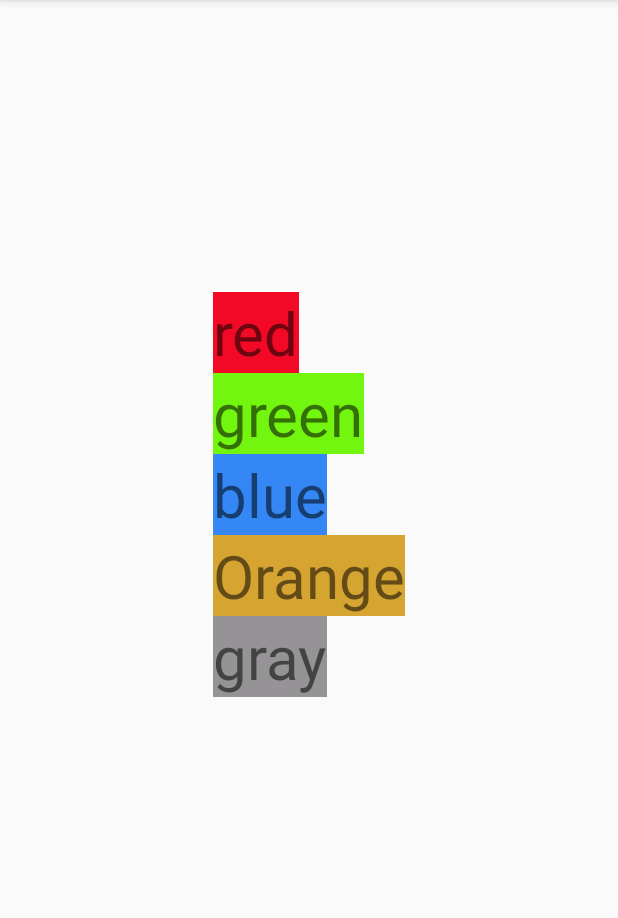
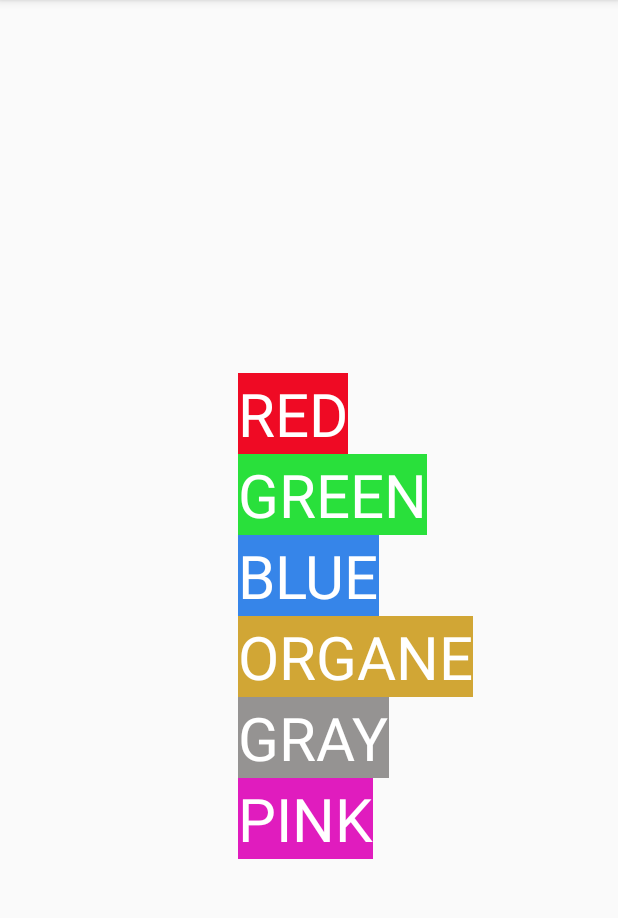
Before and after one commit to lyhuuthanh/relativelayoutthaytanphat, an Android app: the screen it shows after launch (MainActivity), on a phone screen of 412 x 824 dp, the part 84-1002 px from its top. Run offline under Robolectric (Android 15) with nearby library versions, the phone set to English and light mode, and no system bars.

Commit message:
sua bai 1

```diff
--- a/app/src/main/res/layout/activity_main.xml
+++ b/app/src/main/res/layout/activity_main.xml
@@ -6,46 +6,62 @@
     android:layout_height="match_parent"
     tools:context=".MainActivity">
 <TextView
-    android:text="Orange"
+    android:id="@+id/red"
+    android:text="RED"
     android:textSize="40sp"
-    android:background="#d5a431"
-    android:id="@+id/orange"
-    android:layout_centerInParent="true"
+    android:textColor="#ffffff"
+    android:background="#ef0a24"
+    android:layout_alignLeft="@id/blue"
+    android:layout_above="@id/green"
     android:layout_width="wrap_content"
     android:layout_height="wrap_content"/>
     <TextView
-        android:text="blue"
-        android:id="@+id/blue"
+        android:id="@+id/green"
+        android:text="GREEN"
         android:textSize="40sp"
-        android:background="#3487f5"
-        android:layout_above="@+id/orange"
-        android:layout_alignLeft="@id/orange"
+        android:textColor="#ffffff"
+        android:background="#29e03b"
+        android:layout_above="@id/blue"
+        android:layout_alignLeft="@+id/blue"
         android:layout_width="wrap_content"
         android:layout_height="wrap_content"/>
     <TextView
-        android:text="green"
-        android:id="@+id/green"
+        android:id="@+id/blue"
+        android:text="BLUE"
         android:textSize="40sp"
-        android:background="#72f50f"
-        android:layout_above="@id/blue"
-        android:layout_alignLeft="@id/orange"
+        android:textColor="#ffffff"
+        android:background="#3685e9"
+        android:layout_centerInParent="true"
         android:layout_width="wrap_content"
         android:layout_height="wrap_content"/>
     <TextView
-        android:text="red"
+        android:id="@+id/organe"
+        android:text="ORGANE"
         android:textSize="40sp"
-        android:background="#f20926"
-        android:layout_above="@id/green"
-        android:layout_alignLeft="@id/orange"
+        android:textColor="#ffffff"
+        android:background="#d1a635"
+        android:layout_below="@id/blue"
+        android:layout_alignLeft="@+id/blue"
         android:layout_width="wrap_content"
         android:layout_height="wrap_content"/>
     <TextView
-        android:text="gray"
         android:id="@+id/gray"
+        android:text="GRAY"
         android:textSize="40sp"
-        android:background="#959395"
-        android:layout_below="@id/orange"
-        android:layout_alignLeft="@id/orange"
+        android:textColor="#ffffff"
+        android:background="#959392"
+        android:layout_below="@id/organe"
+        android:layout_alignLeft="@+id/blue"
         android:layout_width="wrap_content"
         android:layout_height="wrap_content"/>
+    <TextView
+        android:text="PINK"
+        android:textSize="40sp"
+        android:textColor="#ffffff"
+        android:background="#e01cbe"
+android:layout_below="@id/gray"
+        android:layout_alignLeft="@+id/blue"
+        android:layout_width="wrap_content"
+        android:layout_height="wrap_content"/>
+
 </RelativeLayout>
```
